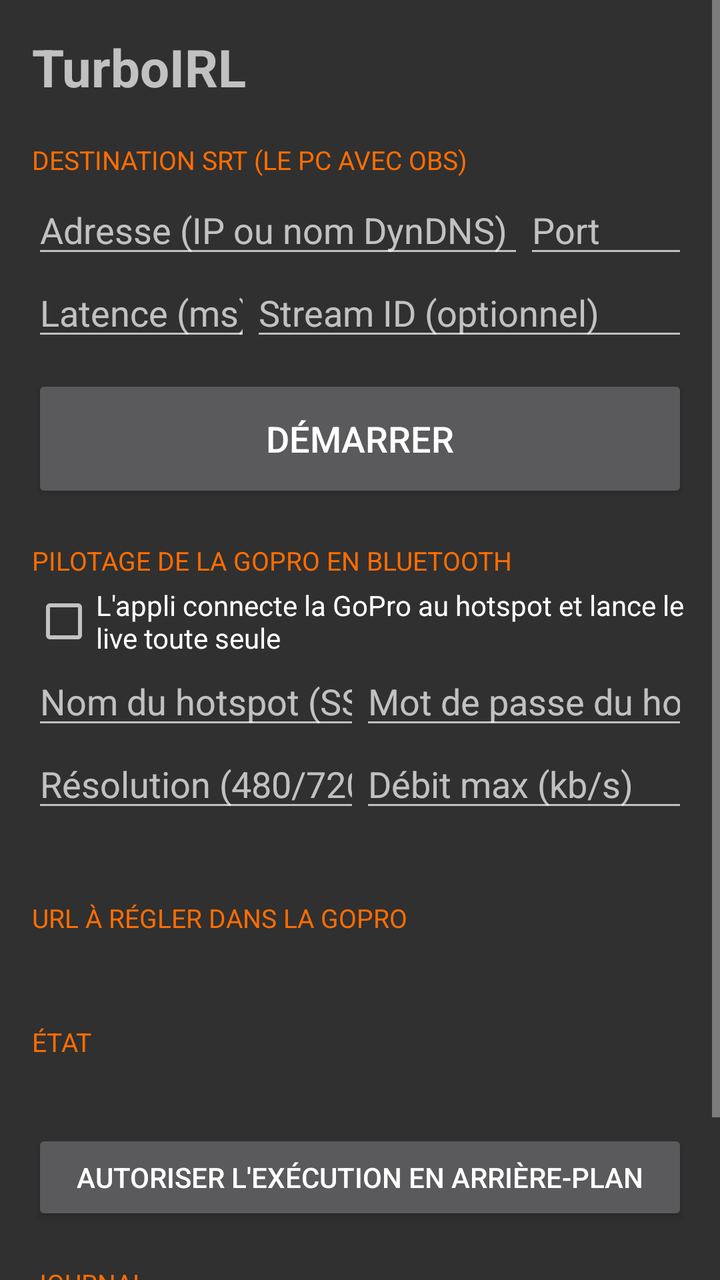
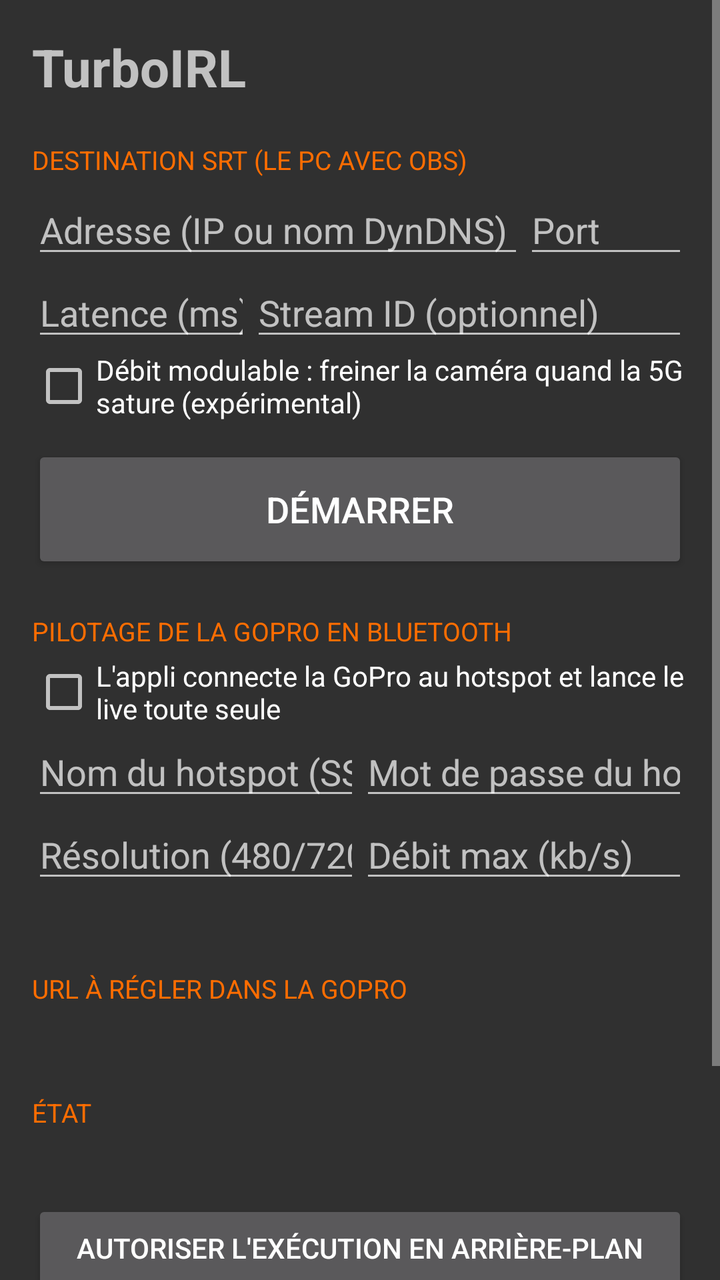

Before-and-after screenshots of an Android layout around one commit, followed by the original layout XML and the change that was made.
<!-- AndroidManifest.xml: application theme AppTheme -->
<!-- res/layout/activity_main.xml -->
<?xml version="1.0" encoding="utf-8"?>
<ScrollView xmlns:android="http://schemas.android.com/apk/res/android"
    android:layout_width="match_parent"
    android:layout_height="match_parent"
    android:fitsSystemWindows="true">

    <LinearLayout
        android:layout_width="match_parent"
        android:layout_height="wrap_content"
        android:orientation="vertical"
        android:padding="16dp">

        <TextView
            android:layout_width="wrap_content"
            android:layout_height="wrap_content"
            android:text="TurboIRL"
            android:textSize="26sp"
            android:textStyle="bold" />

        <TextView
            style="@style/SectionTitle"
            android:text="Destination SRT (le PC avec OBS)" />

        <LinearLayout
            android:layout_width="match_parent"
            android:layout_height="wrap_content"
            android:orientation="horizontal">

            <EditText
                android:id="@+id/srtHost"
                android:layout_width="0dp"
                android:layout_height="wrap_content"
                android:layout_weight="3"
                android:hint="Adresse (IP ou nom DynDNS)"
                android:importantForAutofill="no"
                android:inputType="textUri"
                android:singleLine="true" />

            <EditText
                android:id="@+id/srtPort"
                android:layout_width="0dp"
                android:layout_height="wrap_content"
                android:layout_weight="1"
                android:hint="Port"
                android:importantForAutofill="no"
                android:inputType="number"
                android:singleLine="true" />
        </LinearLayout>

        <LinearLayout
            android:layout_width="match_parent"
            android:layout_height="wrap_content"
            android:orientation="horizontal">

            <EditText
                android:id="@+id/srtLatency"
                android:layout_width="0dp"
                android:layout_height="wrap_content"
                android:layout_weight="1"
                android:hint="Latence (ms)"
                android:importantForAutofill="no"
                android:inputType="number"
                android:singleLine="true" />

            <EditText
                android:id="@+id/srtStreamId"
                android:layout_width="0dp"
                android:layout_height="wrap_content"
                android:layout_weight="2"
                android:hint="Stream ID (optionnel)"
                android:importantForAutofill="no"
                android:inputType="textNoSuggestions"
                android:singleLine="true" />
        </LinearLayout>

        <Button
            android:id="@+id/toggle"
            android:layout_width="match_parent"
            android:layout_height="64dp"
            android:layout_marginTop="12dp"
            android:text="Démarrer"
            android:textSize="18sp" />

        <TextView
            style="@style/SectionTitle"
            android:text="Pilotage de la GoPro en Bluetooth" />

        <CheckBox
            android:id="@+id/goproEnabled"
            android:layout_width="match_parent"
            android:layout_height="wrap_content"
            android:text="L'appli connecte la GoPro au hotspot et lance le live toute seule" />

        <LinearLayout
            android:layout_width="match_parent"
            android:layout_height="wrap_content"
            android:orientation="horizontal">

            <EditText
                android:id="@+id/goproSsid"
                android:layout_width="0dp"
                android:layout_height="wrap_content"
                android:layout_weight="1"
                android:hint="Nom du hotspot (SSID)"
                android:importantForAutofill="no"
                android:inputType="textNoSuggestions"
                android:singleLine="true" />

            <EditText
                android:id="@+id/goproPassword"
                android:layout_width="0dp"
                android:layout_height="wrap_content"
                android:layout_weight="1"
                android:hint="Mot de passe du hotspot"
                android:importantForAutofill="no"
                android:inputType="textVisiblePassword"
                android:singleLine="true" />
        </LinearLayout>

        <LinearLayout
            android:layout_width="match_parent"
            android:layout_height="wrap_content"
            android:orientation="horizontal">

            <EditText
                android:id="@+id/goproResolution"
                android:layout_width="0dp"
                android:layout_height="wrap_content"
                android:layout_weight="1"
                android:hint="Résolution (480/720/1080)"
                android:importantForAutofill="no"
                android:inputType="number"
                android:singleLine="true" />

            <EditText
                android:id="@+id/goproMaxKbps"
                android:layout_width="0dp"
                android:layout_height="wrap_content"
                android:layout_weight="1"
                android:hint="Débit max (kb/s)"
                android:importantForAutofill="no"
                android:inputType="number"
                android:singleLine="true" />
        </LinearLayout>

        <TextView
            android:id="@+id/goproStatus"
            android:layout_width="match_parent"
            android:layout_height="wrap_content"
            android:fontFamily="monospace"
            android:textSize="14sp" />

        <TextView
            style="@style/SectionTitle"
            android:text="URL à régler dans la GoPro" />

        <TextView
            android:id="@+id/rtmpUrl"
            android:layout_width="match_parent"
            android:layout_height="wrap_content"
            android:fontFamily="monospace"
            android:textIsSelectable="true"
            android:textSize="15sp" />

        <TextView
            style="@style/SectionTitle"
            android:text="État" />

        <TextView
            android:id="@+id/status"
            android:layout_width="match_parent"
            android:layout_height="wrap_content"
            android:fontFamily="monospace"
            android:textSize="14sp" />

        <Button
            android:id="@+id/battery"
            android:layout_width="match_parent"
            android:layout_height="wrap_content"
            android:layout_marginTop="12dp"
            android:text="Autoriser l'exécution en arrière-plan" />

        <TextView
            style="@style/SectionTitle"
            android:text="Journal" />

        <Button
            android:id="@+id/share"
            android:layout_width="match_parent"
            android:layout_height="wrap_content"
            android:text="Partager le journal (Discord…)" />

        <TextView
            android:id="@+id/log"
            android:layout_width="match_parent"
            android:layout_height="wrap_content"
            android:fontFamily="monospace"
            android:textIsSelectable="true"
            android:textSize="11sp" />
    </LinearLayout>
</ScrollView>
<!-- resources referenced by this layout -->
<resources>
  <style name="SectionTitle">
          <item name="android:layout_width">wrap_content</item>
          <item name="android:layout_height">wrap_content</item>
          <item name="android:layout_marginTop">20dp</item>
          <item name="android:layout_marginBottom">4dp</item>
          <item name="android:textColor">#FF6D00</item>
          <item name="android:textSize">13sp</item>
          <item name="android:textAllCaps">true</item>
      </style>
  <style name="AppTheme" parent="android:Theme.Material.NoActionBar">
          <item name="android:colorAccent">#FF6D00</item>
      </style>
</resources>

<!-- the commit's change to res/layout/activity_main.xml (unified diff, before → after) -->
@@ -73,6 +73,12 @@
                 android:singleLine="true" />
         </LinearLayout>
 
+        <CheckBox
+            android:id="@+id/adaptive"
+            android:layout_width="match_parent"
+            android:layout_height="wrap_content"
+            android:text="Débit modulable : freiner la caméra quand la 5G sature (expérimental)" />
+
         <Button
             android:id="@+id/toggle"
             android:layout_width="match_parent"
